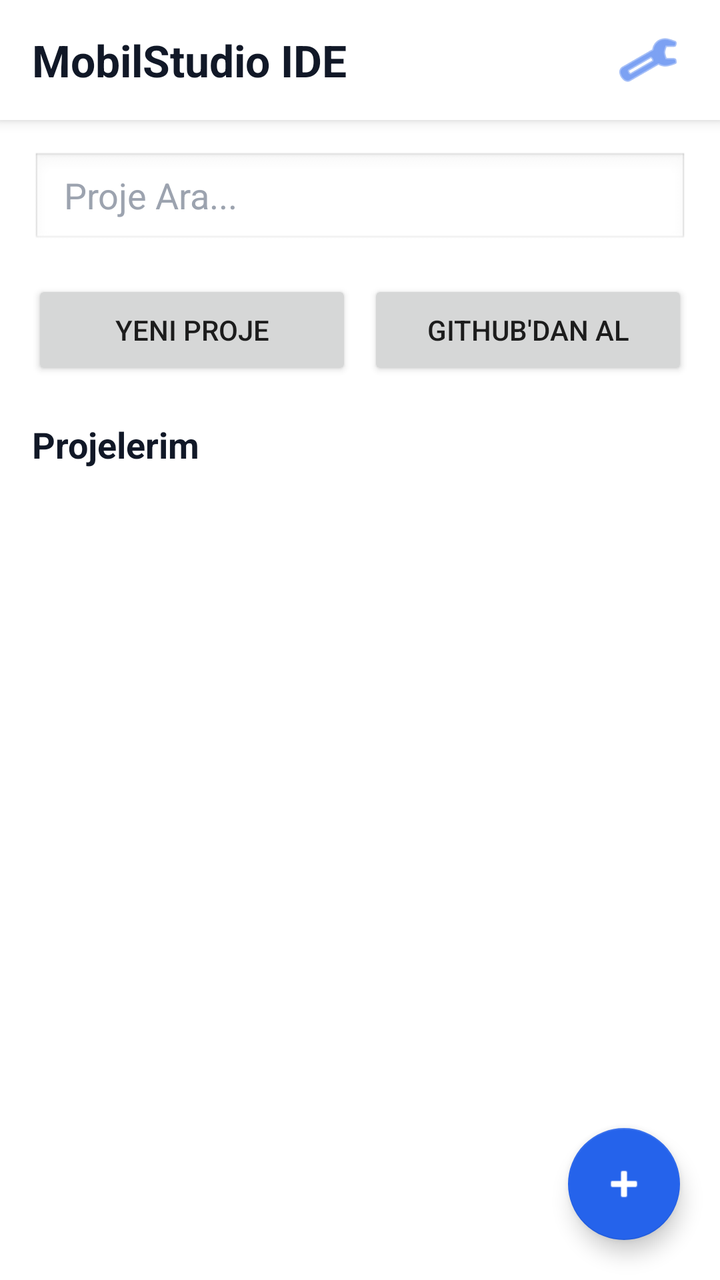
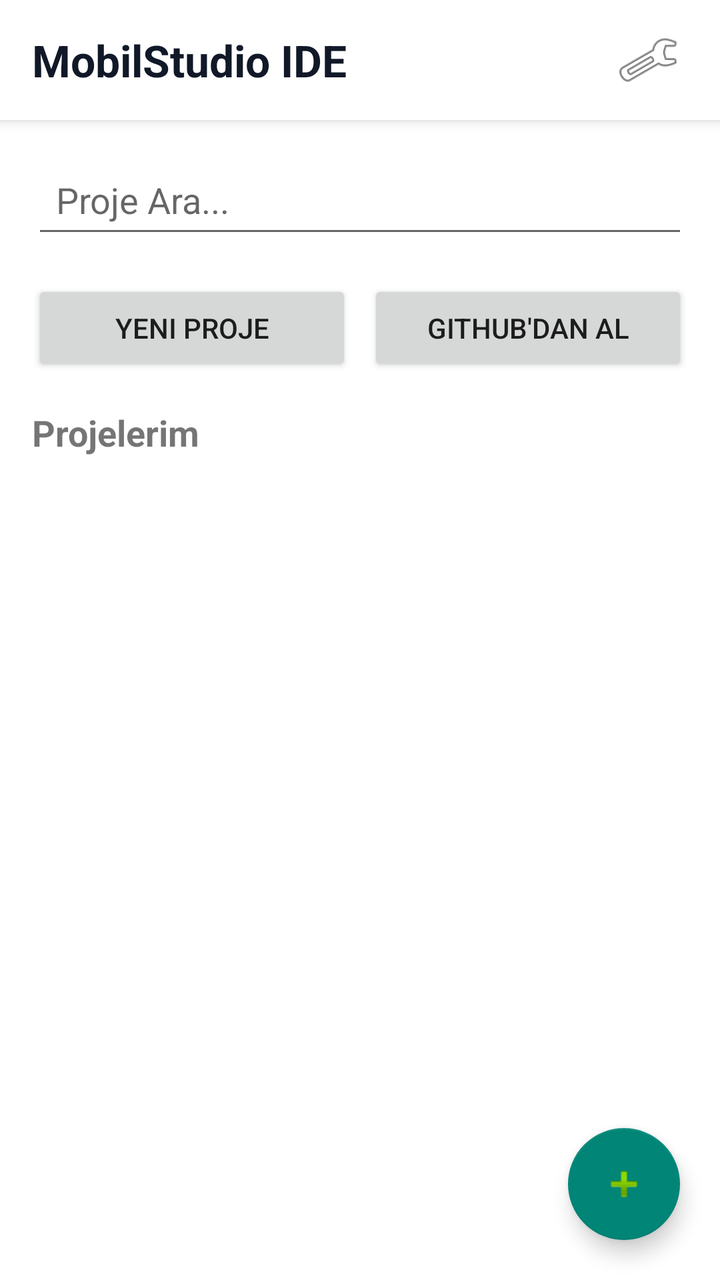

An Android layout rendered at two revisions. The XML below is the earlier revision; the diff shows what the commit changed to produce the second picture.
<!-- AndroidManifest.xml: application theme Theme.AppCompat.Light.NoActionBar -->
<!-- res/layout/activity_dashboard.xml -->
<?xml version="1.0" encoding="utf-8"?>
<RelativeLayout xmlns:android="http://schemas.android.com/apk/res/android"
    xmlns:app="http://schemas.android.com/apk/res-auto"
    android:layout_width="match_parent"
    android:layout_height="match_parent"
    android:background="#FFFFFF">

    
    <LinearLayout
        android:id="@+id/topBar"
        android:layout_width="match_parent"
        android:layout_height="60dp"
        android:background="#FFFFFF"
        android:gravity="center_vertical"
        android:orientation="horizontal"
        android:paddingStart="16dp"
        android:paddingEnd="16dp"
        android:elevation="4dp">

        <TextView
            android:layout_width="0dp"
            android:layout_height="wrap_content"
            android:layout_weight="1"
            android:text="MobilStudio IDE"
            android:textColor="#111827"
            android:textSize="22sp"
            android:textStyle="bold"/>

        <ImageButton
            android:id="@+id/btnSettings"
            android:layout_width="40dp"
            android:layout_height="40dp"
            android:background="?android:selectableItemBackgroundBorderless"
            android:src="@android:drawable/ic_menu_manage"
            android:tint="#2563EB"/>
    </LinearLayout>

    
    <EditText
        android:id="@+id/etSearch"
        android:layout_width="match_parent"
        android:layout_height="48dp"
        android:layout_below="@id/topBar"
        android:layout_margin="16dp"
        android:background="@android:drawable/edit_text"
        android:hint="Proje Ara..."
        android:paddingStart="16dp"
        android:paddingEnd="16dp"
        android:textColor="#111827"
        android:textColorHint="#9CA3AF"/>

    
    <LinearLayout
        android:id="@+id/actionButtons"
        android:layout_width="match_parent"
        android:layout_height="wrap_content"
        android:layout_below="@id/etSearch"
        android:layout_marginStart="16dp"
        android:layout_marginEnd="16dp"
        android:orientation="horizontal">

        <Button
            android:id="@+id/btnNewProject"
            android:layout_width="0dp"
            android:layout_height="50dp"
            android:layout_weight="1"
            android:text="Yeni Proje"/>

        <Space
            android:layout_width="8dp"
            android:layout_height="1dp"/>

        <Button
            android:id="@+id/btnClone"
            android:layout_width="0dp"
            android:layout_height="50dp"
            android:layout_weight="1"
            android:text="GitHub'dan Al"/>
    </LinearLayout>

    
    <TextView
        android:id="@+id/txtProjects"
        android:layout_width="wrap_content"
        android:layout_height="wrap_content"
        android:layout_below="@id/actionButtons"
        android:layout_marginStart="16dp"
        android:layout_marginTop="20dp"
        android:text="Projelerim"
        android:textColor="#111827"
        android:textSize="18sp"
        android:textStyle="bold"/>

    
    <androidx.recyclerview.widget.RecyclerView
        android:id="@+id/rvProjects"
        android:layout_width="match_parent"
        android:layout_height="match_parent"
        android:layout_below="@id/txtProjects"
        android:layout_marginTop="8dp"
        android:paddingStart="12dp"
        android:paddingEnd="12dp"
        android:paddingBottom="80dp"/>

    
    <com.google.android.material.floatingactionbutton.FloatingActionButton
        android:id="@+id/fabNewProject"
        android:layout_width="wrap_content"
        android:layout_height="wrap_content"
        android:layout_alignParentBottom="true"
        android:layout_alignParentEnd="true"
        android:layout_margin="20dp"
        app:backgroundTint="#2563EB"
        app:srcCompat="@android:drawable/ic_input_add"
        app:tint="#FFFFFF"/>

</RelativeLayout>
<!-- resources referenced by this layout -->
<resources>

</resources>

<!-- the commit's change to res/layout/activity_dashboard.xml (unified diff, before → after) -->
@@ -31,8 +31,7 @@
             android:layout_width="40dp"
             android:layout_height="40dp"
             android:background="?android:selectableItemBackgroundBorderless"
-            android:src="@android:drawable/ic_menu_manage"
-            android:tint="#2563EB"/>
+            android:src="@android:drawable/ic_menu_manage"/>
     </LinearLayout>
 
     
@@ -42,12 +41,8 @@
         android:layout_height="48dp"
         android:layout_below="@id/topBar"
         android:layout_margin="16dp"
-        android:background="@android:drawable/edit_text"
         android:hint="Proje Ara..."
-        android:paddingStart="16dp"
-        android:paddingEnd="16dp"
-        android:textColor="#111827"
-        android:textColorHint="#9CA3AF"/>
+        android:padding="12dp"/>
 
     
     <LinearLayout
@@ -62,7 +57,7 @@
         <Button
             android:id="@+id/btnNewProject"
             android:layout_width="0dp"
-            android:layout_height="50dp"
+            android:layout_height="48dp"
             android:layout_weight="1"
             android:text="Yeni Proje"/>
 
@@ -73,7 +68,7 @@
         <Button
             android:id="@+id/btnClone"
             android:layout_width="0dp"
-            android:layout_height="50dp"
+            android:layout_height="48dp"
             android:layout_weight="1"
             android:text="GitHub'dan Al"/>
     </LinearLayout>
@@ -85,22 +80,21 @@
         android:layout_height="wrap_content"
         android:layout_below="@id/actionButtons"
         android:layout_marginStart="16dp"
-        android:layout_marginTop="20dp"
+        android:layout_marginTop="16dp"
         android:text="Projelerim"
-        android:textColor="#111827"
         android:textSize="18sp"
         android:textStyle="bold"/>
 
     
-    <androidx.recyclerview.widget.RecyclerView
-        android:id="@+id/rvProjects"
+    <ListView
+        android:id="@+id/listProjects"
         android:layout_width="match_parent"
         android:layout_height="match_parent"
         android:layout_below="@id/txtProjects"
         android:layout_marginTop="8dp"
-        android:paddingStart="12dp"
-        android:paddingEnd="12dp"
-        android:paddingBottom="80dp"/>
+        android:paddingStart="8dp"
+        android:paddingEnd="8dp"
+        android:paddingBottom="90dp"/>
 
     
     <com.google.android.material.floatingactionbutton.FloatingActionButton
@@ -110,8 +104,6 @@
         android:layout_alignParentBottom="true"
         android:layout_alignParentEnd="true"
         android:layout_margin="20dp"
-        app:backgroundTint="#2563EB"
-        app:srcCompat="@android:drawable/ic_input_add"
-        app:tint="#FFFFFF"/>
+        app:srcCompat="@android:drawable/ic_input_add"/>
 
 </RelativeLayout>
